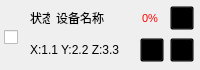
Old version of the form UAVManage/devicecontrol.ui in the repository gessd/UAVManage.
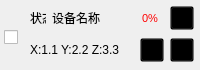
New version of the form. Icons and pictures are not drawn.

Diff of the .ui file:
```diff
--- a/UAVManage/devicecontrol.ui
+++ b/UAVManage/devicecontrol.ui
@@ -213,8 +213,8 @@
         </property>
         <property name="maximumSize">
          <size>
-          <width>20</width>
-          <height>20</height>
+          <width>16</width>
+          <height>16</height>
          </size>
         </property>
         <property name="toolTip">
```
